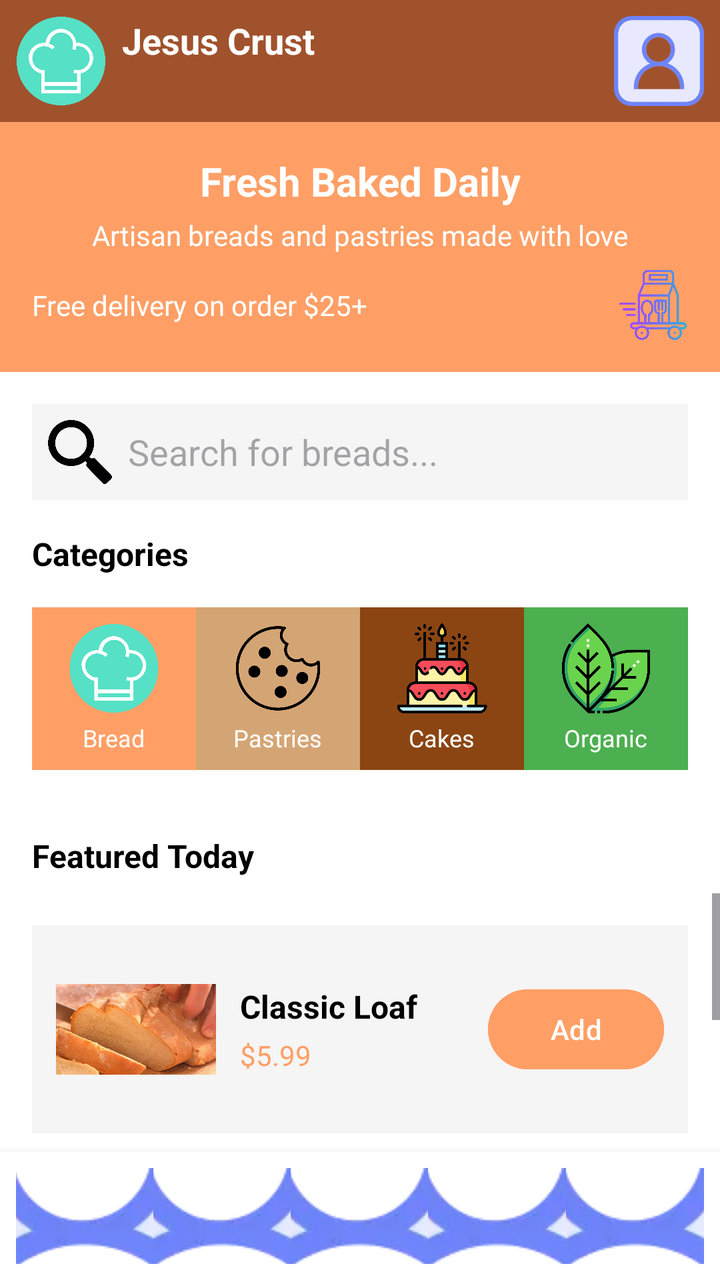
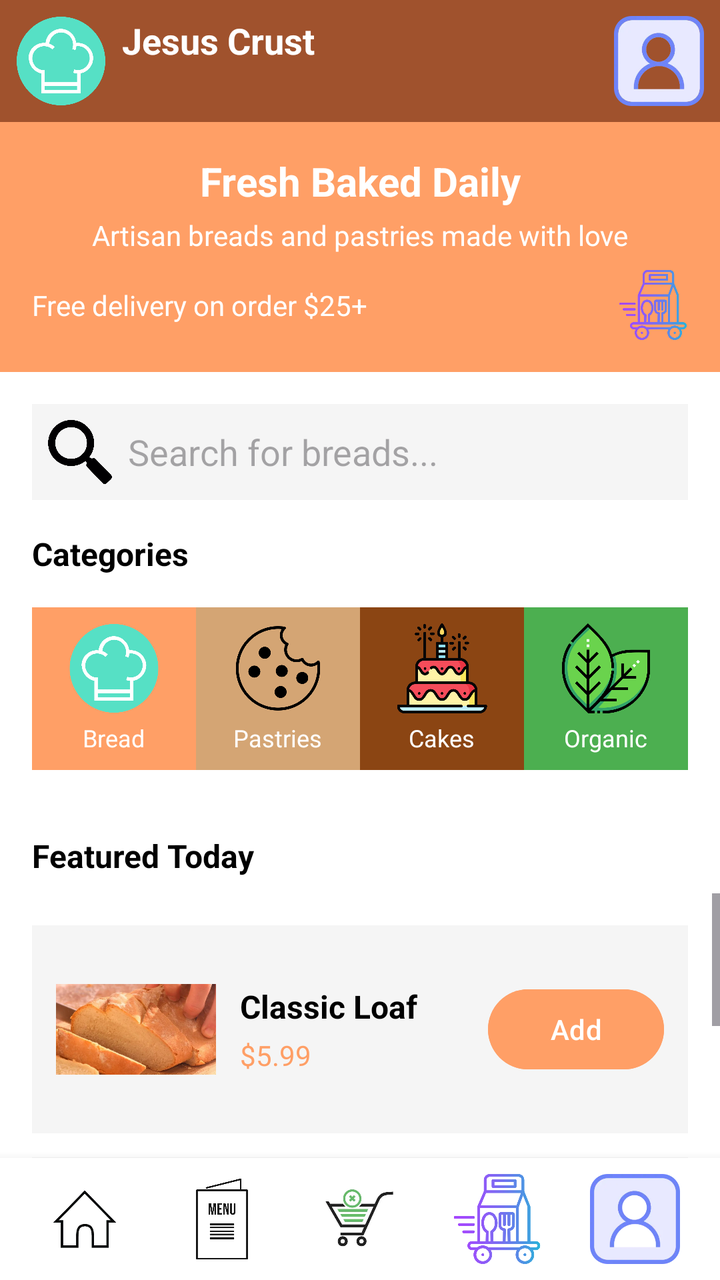

An Android layout rendered at two revisions. The XML below is the earlier revision; the diff shows what the commit changed to produce the second picture.
<!-- AndroidManifest.xml: application theme Theme.JesusCrust -->
<!-- res/layout/home.xml -->
<?xml version="1.0" encoding="utf-8"?>
<androidx.constraintlayout.widget.ConstraintLayout
    xmlns:android="http://schemas.android.com/apk/res/android"
    xmlns:app="http://schemas.android.com/apk/res-auto"
    xmlns:tools="http://schemas.android.com/tools"
    android:layout_width="match_parent"
    android:layout_height="match_parent"
    android:background="#FFFFFF"
    tools:context=".MainActivity">

    <LinearLayout
        android:id="@+id/top_banner_container"
        android:layout_width="match_parent"
        android:layout_height="wrap_content"
        android:orientation="horizontal"
        android:padding="8dp"
        android:background="#A0522D"
        app:layout_constraintTop_toTopOf="parent"
        app:layout_constraintStart_toStartOf="parent"
        app:layout_constraintEnd_toEndOf="parent">

        <ImageView
            android:id="@+id/icon_chef"
            android:layout_width="45dp"
            android:layout_height="45dp"
            android:contentDescription="Icono de Chef"
            android:scaleType="fitCenter" app:srcCompat="@drawable/alimento" />

        <TextView
            android:id="@+id/app_title"
            android:layout_width="wrap_content"
            android:layout_height="wrap_content"
            android:gravity="center_vertical"
            android:paddingStart="8dp"
            android:text="Jesus Crust"
            android:textSize="18sp"
            android:textStyle="bold"
            android:textColor="#FFFFFF" />

        <View
            android:layout_width="0dp"
            android:layout_height="0dp"
            android:layout_weight="1" />

        <ImageView
            android:id="@+id/icon_profile"
            android:layout_width="45dp"
            android:layout_height="45dp"
            android:contentDescription="Icono de Perfil"
            app:srcCompat="@drawable/user" />
    </LinearLayout>

    <LinearLayout
        android:id="@+id/banner_daily_home"
        android:layout_width="0dp"
        android:layout_height="wrap_content"
        android:gravity="center"
        android:orientation="vertical"
        android:padding="16dp"
        android:background="#FF9F66"
        app:layout_constraintEnd_toEndOf="parent"
        app:layout_constraintStart_toStartOf="parent"
        app:layout_constraintTop_toBottomOf="@id/top_banner_container"> <TextView
        android:id="@+id/text_daily_title"
        android:layout_width="wrap_content"
        android:layout_height="wrap_content"
        android:text="Fresh Baked Daily"
        android:textAlignment="center"
        android:textSize="20sp"
        android:textStyle="bold"
        android:textColor="#FFFFFF" />

        <TextView
            android:id="@+id/text_daily_subtitle"
            android:layout_width="match_parent"
            android:layout_height="wrap_content"
            android:text="Artisan breads and pastries made with love"
            android:textAlignment="center"
            android:textColor="#FFFFFF"
            android:layout_marginTop="4dp" />

        <LinearLayout
            android:layout_width="match_parent"
            android:layout_height="wrap_content"
            android:orientation="horizontal"
            android:gravity="center_vertical"
            android:layout_marginTop="8dp">

            <TextView
                android:id="@+id/text_daily_delivery"
                android:layout_width="0dp"
                android:layout_height="wrap_content"
                android:layout_weight="1"
                android:text="Free delivery on order $25+"
                android:textColor="#FFFFFF" />

            <ImageView
                android:id="@+id/icon_delivery"
                android:layout_width="35dp"
                android:layout_height="35dp"
                android:contentDescription="Icono de Entrega"
                app:srcCompat="@drawable/delivery" />
        </LinearLayout>
    </LinearLayout>

    <LinearLayout
        android:id="@+id/searcher_layout"
        android:layout_width="0dp"
        android:layout_height="wrap_content"
        android:layout_margin="16dp"
        android:orientation="horizontal"
        android:gravity="center_vertical"
        android:background="#F5F5F5"
        android:padding="8dp"
        app:layout_constraintEnd_toEndOf="parent"
        app:layout_constraintStart_toStartOf="parent"
        app:layout_constraintTop_toBottomOf="@+id/banner_daily_home">

        <ImageView
            android:id="@+id/icon_search"
            android:layout_width="32dp"
            android:layout_height="32dp"
            android:contentDescription="Icono de Búsqueda"
            app:srcCompat="@drawable/lupa" />

        <EditText
            android:id="@+id/edit_text_search"
            android:layout_width="0dp"
            android:layout_height="wrap_content"
            android:layout_weight="1"
            android:layout_marginStart="8dp"
            android:hint="Search for breads..."
            android:background="@android:color/transparent"
            android:inputType="text" />
    </LinearLayout>

    <TextView
        android:id="@+id/categories_label"
        android:layout_width="wrap_content"
        android:layout_height="wrap_content"
        android:text="Categories"
        android:textSize="16sp"
        android:textStyle="bold"
        android:textColor="#000000"
        android:layout_marginStart="16dp"
        android:layout_marginTop="16dp"
        app:layout_constraintStart_toStartOf="parent"
        app:layout_constraintTop_toBottomOf="@id/searcher_layout" />

    <LinearLayout
        android:id="@+id/categories_container"
        android:layout_width="0dp"
        android:layout_height="wrap_content"
        android:orientation="horizontal"
        android:gravity="center"
        android:padding="16dp"
        app:layout_constraintStart_toStartOf="parent"
        app:layout_constraintEnd_toEndOf="parent"
        app:layout_constraintTop_toBottomOf="@id/categories_label">

        <LinearLayout
            android:id="@+id/category_breads"
            android:layout_width="0dp"
            android:layout_height="match_parent"
            android:layout_weight="1"
            android:background="#FF9F66" android:gravity="center"
            android:orientation="vertical"
            android:padding="8dp"
            android:clickable="true"
            android:focusable="true"
            android:foreground="?attr/selectableItemBackground">

            <ImageView
                android:id="@+id/icon_category_breads"
                android:layout_width="match_parent"
                android:layout_height="45dp"
                android:contentDescription="Icono Categoría Panes"
                android:scaleType="fitCenter" app:srcCompat="@drawable/alimento" />

            <TextView
                android:layout_width="wrap_content"
                android:layout_height="wrap_content"
                android:layout_marginTop="4dp"
                android:text="Bread"
                android:textColor="#FFFFFF"
                android:textSize="12sp" />
        </LinearLayout>

        <LinearLayout
            android:id="@+id/category_pastries"
            android:layout_width="0dp"
            android:layout_height="match_parent"
            android:layout_weight="1"
            android:background="#D4A574" android:gravity="center"
            android:orientation="vertical"
            android:padding="8dp"
            android:clickable="true"
            android:focusable="true"
            android:foreground="?attr/selectableItemBackground">

            <ImageView
                android:id="@+id/icon_category_pastries"
                android:layout_width="match_parent"
                android:layout_height="45dp"
                android:contentDescription="Icono Categoría Repostería"
                android:scaleType="fitCenter"
                app:srcCompat="@drawable/galletas" />

            <TextView
                android:layout_width="wrap_content"
                android:layout_height="wrap_content"
                android:layout_marginTop="4dp"
                android:text="Pastries"
                android:textColor="#FFFFFF"
                android:textSize="12sp" />
        </LinearLayout>

        <LinearLayout
            android:id="@+id/category_cakes"
            android:layout_width="0dp"
            android:layout_height="match_parent"
            android:layout_weight="1"
            android:background="#8B4513" android:gravity="center"
            android:orientation="vertical"
            android:padding="8dp"
            android:clickable="true"
            android:focusable="true"
            android:foreground="?attr/selectableItemBackground">

            <ImageView
                android:id="@+id/icon_category_cakes"
                android:layout_width="match_parent"
                android:layout_height="45dp"
                android:contentDescription="Icono Categoría Pasteles"
                android:scaleType="fitCenter"
                app:srcCompat="@drawable/pastel" />

            <TextView
                android:layout_width="wrap_content"
                android:layout_height="wrap_content"
                android:layout_marginTop="4dp"
                android:text="Cakes"
                android:textColor="#FFFFFF"
                android:textSize="12sp" />
        </LinearLayout>

        <LinearLayout
            android:id="@+id/category_organic"
            android:layout_width="0dp"
            android:layout_height="match_parent"
            android:layout_weight="1"
            android:background="#4CAF50" android:gravity="center"
            android:orientation="vertical"
            android:padding="8dp"
            android:clickable="true"
            android:focusable="true"
            android:foreground="?attr/selectableItemBackground">

            <ImageView
                android:id="@+id/icon_category_organic"
                android:layout_width="match_parent"
                android:layout_height="45dp"
                android:contentDescription="Icono Categoría Orgánico"
                android:scaleType="fitCenter"
                app:srcCompat="@drawable/hoja" />

            <TextView
                android:layout_width="wrap_content"
                android:layout_height="wrap_content"
                android:layout_marginTop="4dp"
                android:text="Organic"
                android:textColor="#FFFFFF"
                android:textSize="12sp" />
        </LinearLayout>
    </LinearLayout>

    <TextView
        android:id="@+id/featured_label"
        android:layout_width="wrap_content"
        android:layout_height="wrap_content"
        android:text="Featured Today"
        android:textSize="16sp"
        android:textStyle="bold"
        android:textColor="#000000"
        android:layout_marginStart="16dp"
        android:layout_marginTop="16dp"
        app:layout_constraintStart_toStartOf="parent"
        app:layout_constraintTop_toBottomOf="@id/categories_container" />

    <ScrollView
        android:id="@+id/featured_scroll"
        android:layout_width="0dp"
        android:layout_height="0dp"
        android:layout_marginTop="8dp"
        app:layout_constraintStart_toStartOf="parent"
        app:layout_constraintEnd_toEndOf="parent"
        app:layout_constraintTop_toBottomOf="@id/featured_label"
        app:layout_constraintBottom_toTopOf="@id/bottom_nav">

        <LinearLayout
            android:layout_width="match_parent"
            android:layout_height="wrap_content"
            android:orientation="vertical"
            android:padding="16dp">

            <LinearLayout
                android:id="@+id/featured_item_1"
                android:layout_width="match_parent"
                android:layout_height="wrap_content"
                android:orientation="horizontal"
                android:background="#F5F5F5"
                android:padding="12dp"
                android:layout_marginBottom="12dp">

                <ImageView
                    android:id="@+id/product_image_1"
                    android:layout_width="80dp"
                    android:layout_height="80dp"
                    android:contentDescription="Imagen del Producto"
                    app:srcCompat="@drawable/clasicloaf" />

                <LinearLayout
                    android:layout_width="0dp"
                    android:layout_height="wrap_content"
                    android:layout_weight="1"
                    android:orientation="vertical"
                    android:layout_marginStart="12dp"
                    android:layout_gravity="center_vertical">

                    <TextView
                        android:id="@+id/product_name_1"
                        android:layout_width="wrap_content"
                        android:layout_height="wrap_content"
                        android:text="Classic Loaf"
                        android:textSize="16sp"
                        android:textStyle="bold"
                        android:textColor="#000000" />

                    <TextView
                        android:id="@+id/product_price_1"
                        android:layout_width="wrap_content"
                        android:layout_height="wrap_content"
                        android:text="$5.99"
                        android:textSize="14sp"
                        android:textColor="#FF9F66"
                        android:layout_marginTop="4dp" />
                </LinearLayout>

                <Button
                    android:id="@+id/button_add_1"
                    android:layout_width="wrap_content"
                    android:layout_height="wrap_content"
                    android:text="Add"
                    android:backgroundTint="#FF9F66"
                    android:textColor="#FFFFFF"
                    android:layout_gravity="center_vertical" />
            </LinearLayout>

            <LinearLayout
                android:id="@+id/featured_item_2"
                android:layout_width="match_parent"
                android:layout_height="wrap_content"
                android:orientation="horizontal"
                android:background="#F5F5F5"
                android:padding="12dp"
                android:layout_marginBottom="12dp">

                <ImageView
                    android:id="@+id/product_image_2"
                    android:layout_width="80dp"
                    android:layout_height="80dp"
                    android:contentDescription="Imagen del Producto"
                    app:srcCompat="@drawable/cruasan" />

                <LinearLayout
                    android:layout_width="0dp"
                    android:layout_height="wrap_content"
                    android:layout_weight="1"
                    android:orientation="vertical"
                    android:layout_marginStart="12dp"
                    android:layout_gravity="center_vertical">

                    <TextView
                        android:id="@+id/product_name_2"
                        android:layout_width="wrap_content"
                        android:layout_height="wrap_content"
                        android:text="Pecado Original"
                        android:textColor="#000000"
                        android:textSize="16sp"
                        android:textStyle="bold" />

                    <TextView
                        android:id="@+id/product_price_2"
                        android:layout_width="wrap_content"
                        android:layout_height="wrap_content"
                        android:text="$4.50"
                        android:textSize="14sp"
                        android:textColor="#FF9F66"
                        android:layout_marginTop="4dp" />
                </LinearLayout>

                <Button
                    android:id="@+id/button_add_2"
                    android:layout_width="wrap_content"
                    android:layout_height="wrap_content"
                    android:text="Add"
                    android:backgroundTint="#FF9F66"
                    android:textColor="#FFFFFF"
                    android:layout_gravity="center_vertical" />
            </LinearLayout>
        </LinearLayout>
    </ScrollView>

    <LinearLayout
        android:id="@+id/bottom_nav"
        android:layout_width="0dp"
        android:layout_height="wrap_content"
        android:orientation="horizontal"
        android:gravity="center"
        android:padding="8dp"
        android:background="#FFFFFF"
        android:elevation="8dp"
        app:layout_constraintBottom_toBottomOf="parent"
        app:layout_constraintStart_toStartOf="parent"
        app:layout_constraintEnd_toEndOf="parent">

        <ImageButton
            android:id="@+id/home"
            android:layout_width="0dp"
            android:layout_height="48dp"
            android:layout_weight="1"
            android:background="?attr/selectableItemBackgroundBorderless"
            android:contentDescription="Navegación a Inicio"
            app:srcCompat="@drawable/user" />

        <ImageButton
            android:id="@+id/menu"
            android:layout_width="0dp"
            android:layout_height="48dp"
            android:layout_weight="1"
            android:background="?attr/selectableItemBackgroundBorderless"
            android:contentDescription="Navegación a Menú"
            app:srcCompat="@drawable/user" />

        <ImageButton
            android:id="@+id/orders"
            android:layout_width="0dp"
            android:layout_height="48dp"
            android:layout_weight="1"
            android:background="?attr/selectableItemBackgroundBorderless"
            android:contentDescription="Navegación a Órdenes"
            app:srcCompat="@drawable/user" />

        <ImageButton
            android:id="@+id/cart"
            android:layout_width="0dp"
            android:layout_height="48dp"
            android:layout_weight="1"
            android:background="?attr/selectableItemBackgroundBorderless"
            android:contentDescription="Navegación a Carrito"
            app:srcCompat="@drawable/user" />

        <ImageButton
            android:id="@+id/profile"
            android:layout_width="0dp"
            android:layout_height="48dp"
            android:layout_weight="1"
            android:background="?attr/selectableItemBackgroundBorderless"
            android:contentDescription="Navegación a Perfil"
            app:srcCompat="@drawable/user" />
    </LinearLayout>

</androidx.constraintlayout.widget.ConstraintLayout>
<!-- resources referenced by this layout -->
<resources>
  <!-- drawable alimento: png bitmap (drawable, 24675 bytes) -->
  <!-- drawable clasicloaf: png bitmap (drawable, 31070 bytes) -->
  <!-- drawable cruasan: png bitmap (drawable, 43008 bytes) -->
  <!-- drawable delivery: png bitmap (drawable, 30106 bytes) -->
  <!-- drawable galletas: png bitmap (drawable, 17987 bytes) -->
  <!-- drawable hoja: png bitmap (drawable, 33284 bytes) -->
  <!-- drawable lupa: png bitmap (drawable, 7492 bytes) -->
  <!-- drawable pastel: png bitmap (drawable, 33334 bytes) -->
  <!-- drawable user: png bitmap (drawable, 5246 bytes) -->
  <style name="Theme.JesusCrust" parent="Base.Theme.JesusCrust" />
  <style name="Base.Theme.JesusCrust" parent="Theme.Material3.DayNight.NoActionBar">
          
          
      </style>
</resources>

<!-- the commit's change to res/layout/home.xml (unified diff, before → after) -->
@@ -7,6 +7,17 @@
     android:layout_height="match_parent"
     android:background="#FFFFFF"
     tools:context=".MainActivity">
+
+    <TextView
+        android:id="@+id/textView"
+        android:layout_width="wrap_content"
+        android:layout_height="wrap_content"
+        android:layout_marginBottom="712dp"
+        android:text="srcCompat	@drawable/home"
+        app:layout_constraintBottom_toBottomOf="parent"
+        app:layout_constraintEnd_toStartOf="@+id/top_banner_container"
+        app:layout_constraintStart_toStartOf="parent"
+        app:layout_constraintTop_toTopOf="parent" />
 
     <LinearLayout
         android:id="@+id/top_banner_container"
@@ -424,50 +435,51 @@
         app:layout_constraintStart_toStartOf="parent"
         app:layout_constraintEnd_toEndOf="parent">
 
-        <ImageButton
-            android:id="@+id/home"
-            android:layout_width="0dp"
-            android:layout_height="48dp"
-            android:layout_weight="1"
-            android:background="?attr/selectableItemBackgroundBorderless"
-            android:contentDescription="Navegación a Inicio"
+        <ImageView
+            android:id="@+id/home4"
+            android:layout_width="0dp"
+            android:layout_height="45dp"
+            android:layout_weight="1"
+            android:contentDescription="home"
+            android:scaleType="fitCenter"
+            app:srcCompat="@drawable/home" />
+
+        <ImageView
+            android:id="@+id/menu"
+            android:layout_width="0dp"
+            android:layout_height="45dp"
+            android:layout_weight="1"
+            android:contentDescription="home"
+            android:scaleType="fitCenter"
+            app:srcCompat="@drawable/menu" />
+
+        <ImageView
+            android:id="@+id/cart"
+            android:layout_width="0dp"
+            android:layout_height="45dp"
+            android:layout_weight="1"
+            android:contentDescription="home"
+            android:scaleType="fitCenter"
+            app:srcCompat="@drawable/cart" />
+
+        <ImageView
+            android:id="@+id/delivery"
+            android:layout_width="0dp"
+            android:layout_height="45dp"
+            android:layout_weight="1"
+            android:contentDescription="home"
+            android:scaleType="fitCenter"
+            app:srcCompat="@drawable/delivery" />
+
+        <ImageView
+            android:id="@+id/profile"
+            android:layout_width="0dp"
+            android:layout_height="45dp"
+            android:layout_weight="1"
+            android:contentDescription="home"
+            android:scaleType="fitCenter"
             app:srcCompat="@drawable/user" />
 
-        <ImageButton
-            android:id="@+id/menu"
-            android:layout_width="0dp"
-            android:layout_height="48dp"
-            android:layout_weight="1"
-            android:background="?attr/selectableItemBackgroundBorderless"
-            android:contentDescription="Navegación a Menú"
-            app:srcCompat="@drawable/user" />
-
-        <ImageButton
-            android:id="@+id/orders"
-            android:layout_width="0dp"
-            android:layout_height="48dp"
-            android:layout_weight="1"
-            android:background="?attr/selectableItemBackgroundBorderless"
-            android:contentDescription="Navegación a Órdenes"
-            app:srcCompat="@drawable/user" />
-
-        <ImageButton
-            android:id="@+id/cart"
-            android:layout_width="0dp"
-            android:layout_height="48dp"
-            android:layout_weight="1"
-            android:background="?attr/selectableItemBackgroundBorderless"
-            android:contentDescription="Navegación a Carrito"
-            app:srcCompat="@drawable/user" />
-
-        <ImageButton
-            android:id="@+id/profile"
-            android:layout_width="0dp"
-            android:layout_height="48dp"
-            android:layout_weight="1"
-            android:background="?attr/selectableItemBackgroundBorderless"
-            android:contentDescription="Navegación a Perfil"
-            app:srcCompat="@drawable/user" />
     </LinearLayout>
 
 </androidx.constraintlayout.widget.ConstraintLayout>
<!-- resource entries referenced after the edit -->
@@ -1,12 +1,15 @@
 <!-- resources referenced by this layout -->
 <resources>
   <!-- drawable alimento: png bitmap (drawable, 24675 bytes) -->
+  <!-- drawable cart: png bitmap (drawable, 5490 bytes) -->
   <!-- drawable clasicloaf: png bitmap (drawable, 31070 bytes) -->
   <!-- drawable cruasan: png bitmap (drawable, 43008 bytes) -->
   <!-- drawable delivery: png bitmap (drawable, 30106 bytes) -->
   <!-- drawable galletas: png bitmap (drawable, 17987 bytes) -->
   <!-- drawable hoja: png bitmap (drawable, 33284 bytes) -->
+  <!-- drawable home: png bitmap (drawable, 7704 bytes) -->
   <!-- drawable lupa: png bitmap (drawable, 7492 bytes) -->
+  <!-- drawable menu: png bitmap (drawable, 5190 bytes) -->
   <!-- drawable pastel: png bitmap (drawable, 33334 bytes) -->
   <!-- drawable user: png bitmap (drawable, 5246 bytes) -->
   <style name="Theme.JesusCrust" parent="Base.Theme.JesusCrust" />
